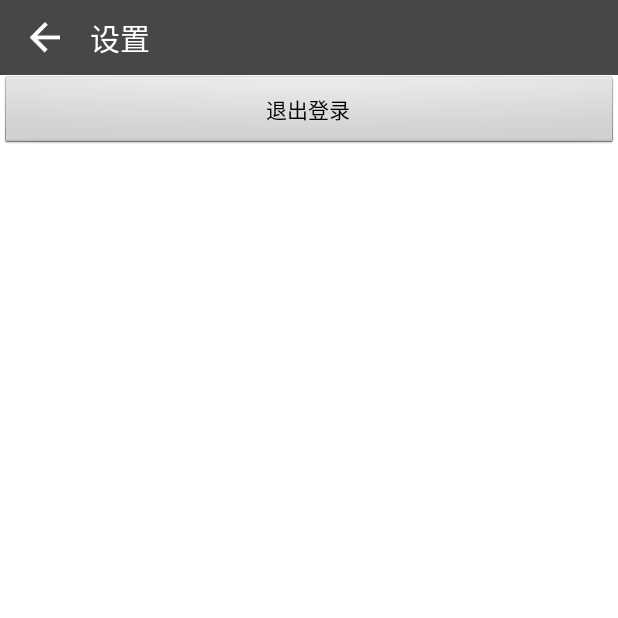
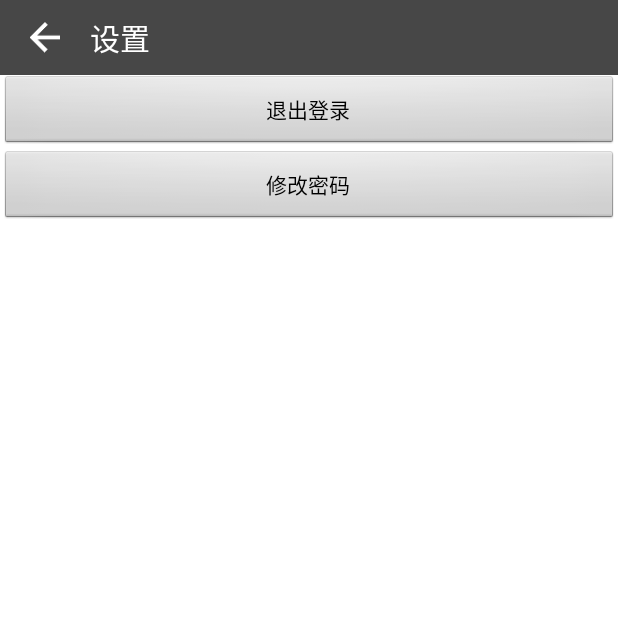
Before and after one commit to wangyuang/Swallowparking, an Android app: the MainActivity screen opened directly, with no data from a screen before it, after a tap on "设置", on a phone screen of 412 x 824 dp, the top half of it. Run offline under Robolectric (Android 15) with nearby library versions, the light colour scheme and no system bars; 2 other taps on this screen came first.

Commit message:
可以修改密码

```diff
--- a/app/src/main/AndroidManifest.xml
+++ b/app/src/main/AndroidManifest.xml
@@ -82,6 +82,7 @@
             android:value="05d7b480da6ba9097c6f6c9faf095e78" />
 -->
         <activity android:name=".activity.RegisterActivity"></activity>
+        <activity android:name=".activity.EditPasswordActivity"></activity>
 
         <activity
             android:name="com.alipay.sdk.app.H5PayActivity"
@@ -97,6 +98,7 @@
             android:screenOrientation="behind"
             android:windowSoftInputMode="adjustResize|stateHidden" >
         </activity>
+
     </application>
 
 </manifest>
--- a/app/src/main/java/cn/edu/zzti/soft/activity/MainActivity.java
+++ b/app/src/main/java/cn/edu/zzti/soft/activity/MainActivity.java
@@ -2,7 +2,9 @@ package cn.edu.zzti.soft.activity;
 
 import android.app.Activity;
 import android.app.Fragment;
+import android.app.FragmentManager;
 import android.app.FragmentTransaction;
+import android.content.SharedPreferences;
 import android.os.Bundle;
 import android.view.MotionEvent;
 import android.view.View;
@@ -34,6 +36,8 @@ public class MainActivity extends Activity implements View.OnClickListener {
     // 两次按下的时间间隔
     private final long INTERVAL = 2000;
 
+    public static String  realToken;
+
     @Override
     protected void onCreate(Bundle savedInstanceState) {
         requestWindowFeature(Window.FEATURE_NO_TITLE);
@@ -51,7 +55,16 @@ public class MainActivity extends Activity implements View.OnClickListener {
 
         initView();
         toast=Toast.makeText(MainActivity.this,"再按一次退出程序",Toast.LENGTH_SHORT);
+
+        getRealToken();
+
     }
+
+    public  void getRealToken(){
+        SharedPreferences pref=getSharedPreferences("phone",MODE_PRIVATE);
+        realToken=pref.getString("realToken","");
+    }
+
 
     @Override
     public void onBackPressed() {
@@ -129,4 +142,6 @@ public class MainActivity extends Activity implements View.OnClickListener {
 //		}
         return super.onTouchEvent(event);
     }
+
+
 }
--- a/app/src/main/java/cn/edu/zzti/soft/activity/SetActivity.java
+++ b/app/src/main/java/cn/edu/zzti/soft/activity/SetActivity.java
@@ -12,6 +12,7 @@ import android.widget.TextView;
 
 import cn.edu.zzti.soft.R;
 import cn.edu.zzti.soft.data.LQPreferences;
+import cn.edu.zzti.soft.fragment.MyInfoFragment;
 
 import static android.R.id.edit;
 
@@ -24,6 +25,7 @@ public class SetActivity extends Activity implements View.OnClickListener{
     private TextView text_name;
 
     private Button btn_tui;
+    private Button btn_updatepwd;
 
     //private LQPreferences lq = new LQPreferences();
     @Override
@@ -41,6 +43,7 @@ public class SetActivity extends Activity implements View.OnClickListener{
         image_title = (ImageView)findViewById(R.id.title_img);
         text_name = (TextView)findViewById(R.id.title_name);
         btn_tui = (Button)findViewById(R.id.btn_tuichu);
+        btn_updatepwd=(Button)findViewById(R.id.btn_updatepwd);
         image_title.setImageResource(R.drawable.fx_icon_back_n);
         text_name.setText("设置");
 
@@ -48,6 +51,14 @@ public class SetActivity extends Activity implements View.OnClickListener{
     private void  listener(){
         image_title.setOnClickListener(this);
         btn_tui.setOnClickListener(this);
+        btn_updatepwd.setOnClickListener(this);
+    }
+
+    @Override
+    public void onBackPressed() {
+        Intent intent = new Intent(SetActivity.this, MainActivity.class)
+                .setFlags(Intent.FLAG_ACTIVITY_CLEAR_TASK | Intent.FLAG_ACTIVITY_NEW_TASK);
+        startActivity(intent);
     }
 
     @Override
@@ -65,6 +76,11 @@ public class SetActivity extends Activity implements View.OnClickListener{
                         .setFlags(Intent.FLAG_ACTIVITY_CLEAR_TASK | Intent.FLAG_ACTIVITY_NEW_TASK);
                 startActivity(intent);
                 break;
+            case R.id.btn_updatepwd:
+                Intent intent1 = new Intent(SetActivity.this,EditPasswordActivity.class)
+                        .setFlags(Intent.FLAG_ACTIVITY_CLEAR_TASK | Intent.FLAG_ACTIVITY_NEW_TASK);
+                startActivity(intent1);
+                break;
             case R.id.title_img:
                 finish();
                 break;
--- a/app/src/main/java/cn/edu/zzti/soft/activity/UnlockActivity.java
+++ b/app/src/main/java/cn/edu/zzti/soft/activity/UnlockActivity.java
@@ -350,7 +350,7 @@ public class UnlockActivity extends Activity implements View.OnClickListener{
                     @Override
                     public void run() {
                         double account = Double.parseDouble( pak_money.getText().toString());
-                        Order order = new Order( MyInfoActivity.realToken ,account );
+                        Order order = new Order( LoginActivity.realToken ,account );
                         final String orderInfo = order.getOrderInfo();   // 订单信息,凭证
                         if( orderInfo.length() > 0   ){
                             PayTask alipay = new PayTask(UnlockActivity.this);
--- a/app/src/main/java/cn/edu/zzti/soft/entity/Order.java
+++ b/app/src/main/java/cn/edu/zzti/soft/entity/Order.java
@@ -10,6 +10,7 @@ import java.io.IOException;
 import java.util.HashMap;
 import java.util.Map;
 
+import cn.edu.zzti.soft.activity.LoginActivity;
 import cn.edu.zzti.soft.activity.MyInfoActivity;
 import cn.edu.zzti.soft.util.OkHttpUtil;
 import cn.edu.zzti.soft.util.URLAddress;
@@ -55,10 +56,10 @@ public class Order {
     private void httpCreateOrder() {
         String url = URLAddress.getOrderCreate();
         Map<String, String> mapHeader = new HashMap<String, String>();
-        mapHeader.put("realToken", MyInfoActivity.realToken);
+        mapHeader.put("realToken", LoginActivity.realToken);
         Map<String, String> map = new HashMap<String, String>();
         map.put("amount", String.valueOf(this.amount));
-        map.put("realToken", MyInfoActivity.realToken);
+        map.put("realToken", LoginActivity.realToken);
 
         Response response = OkHttpUtil.getWithHeaderSync(url, map, mapHeader);
         String s = null;
--- a/app/src/main/java/cn/edu/zzti/soft/util/URLAddress.java
+++ b/app/src/main/java/cn/edu/zzti/soft/util/URLAddress.java
@@ -13,6 +13,7 @@ public class URLAddress {
     static String  login = "auth/login";
     static String  checkPhone =	"check/phone";  //验证手机号是否注册
     static String  userDetail="user/detail"; //查看用户信息
+    static String updatepwd="auth/update/password"; //修改用户密码
 
     //订单支付相关
     static String create =  "order/create" ;  //创建订单
@@ -48,4 +49,7 @@ public class URLAddress {
     public static String getuserDetail(){
         return sPreURL+userDetail;
     }
+
+    public static String getupdatePwd(){ return sPreURL+updatepwd; }
+
 }
--- a/app/src/main/res/layout/activity_set.xml
+++ b/app/src/main/res/layout/activity_set.xml
@@ -17,4 +17,12 @@
         android:text="退出登录"
         />
 
+    <Button
+        android:id="@+id/btn_updatepwd"
+        android:layout_width="match_parent"
+        android:layout_height="50dp"
+        android:text="修改密码"
+        />
+
+
 </LinearLayout>
```
Also changed, not shown: app/src/main/java/cn/edu/zzti/soft/activity/LoginActivity.java (+5 -4 lines), app/src/main/java/cn/edu/zzti/soft/activity/MyInfoActivity.java (+5 -6 lines), app/src/main/java/cn/edu/zzti/soft/fragment/MyInfoFragment.java (+34 -0 lines), app/src/main/java/cn/edu/zzti/soft/util/OkHttpUtil.java (+53 -26 lines), app/src/main/res/layout/activity_login.xml (indentation only), app/src/main/res/layout/fragment_myinfo.xml (line endings or trailing spaces), 64 other files.
